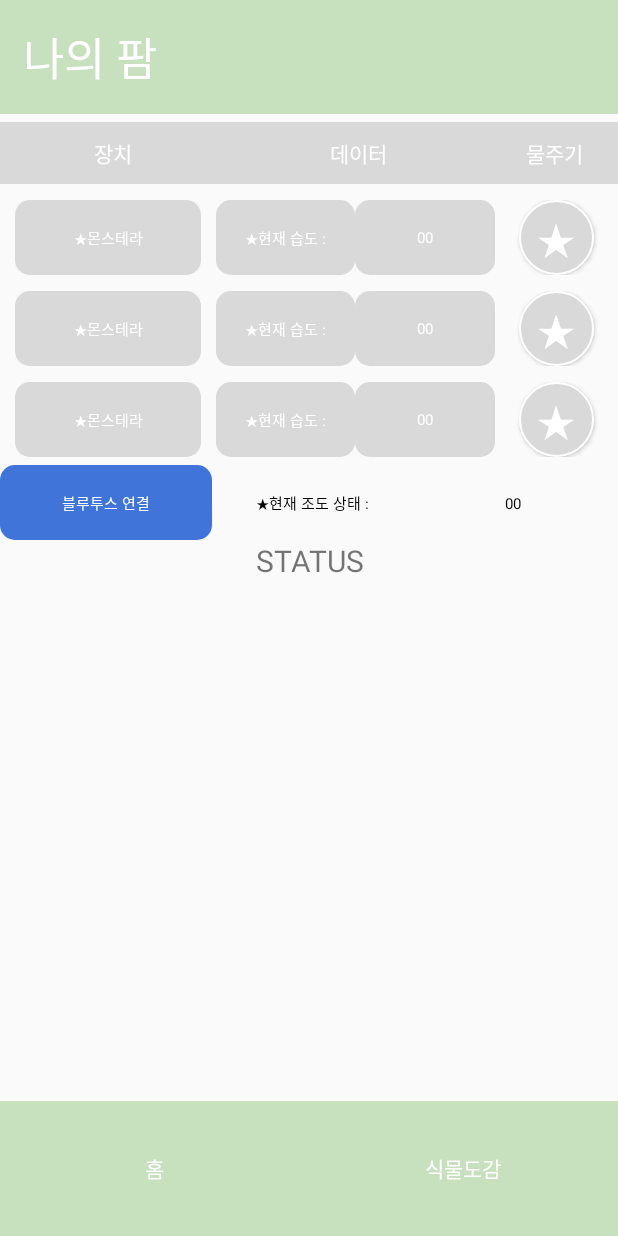
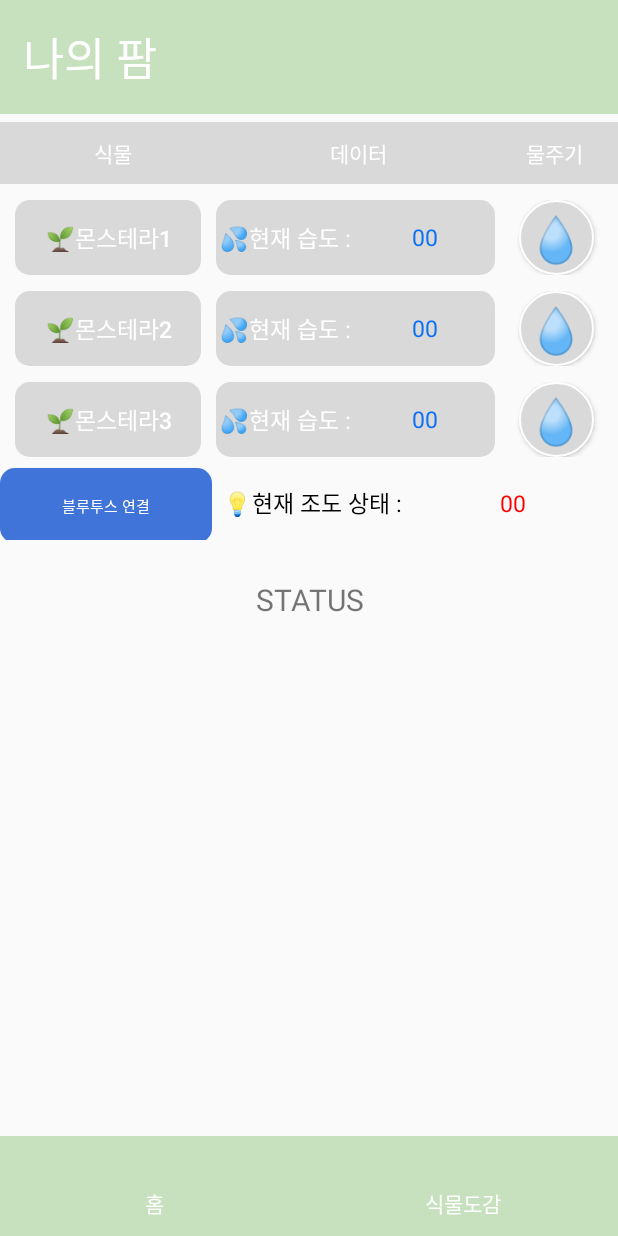
Before and after one commit to iruvzu/SmartFarm, an Android app: the screen it shows after launch (MainActivity), on a phone screen of 412 x 824 dp. Run offline under Robolectric (Android 15) with nearby library versions, the phone set to English and light mode, and no system bars.

Commit message:
[선주] 최종본 전송

```diff
--- /dev/null
+++ b/app/src/main/res/drawable/leftround.xml
@@ -0,0 +1,9 @@
+<?xml version="1.0" encoding="utf-8"?>
+<shape xmlns:android="http://schemas.android.com/apk/res/android">
+    <solid android:color="#D9D9D9"/>
+    <corners
+        android:topLeftRadius="0dp"
+        android:topRightRadius="10dp"
+        android:bottomLeftRadius="0dp"
+        android:bottomRightRadius="10dp"/>
+</shape>
--- /dev/null
+++ b/app/src/main/res/drawable/rightround.xml
@@ -0,0 +1,9 @@
+<?xml version="1.0" encoding="utf-8"?>
+<shape xmlns:android="http://schemas.android.com/apk/res/android">
+    <solid android:color="#D9D9D9"/>
+    <corners
+        android:topLeftRadius="10dp"
+        android:topRightRadius="0dp"
+        android:bottomLeftRadius="10dp"
+        android:bottomRightRadius="0dp"/>
+</shape>
--- a/app/src/main/res/layout/activity_main.xml
+++ b/app/src/main/res/layout/activity_main.xml
@@ -31,7 +31,7 @@
             android:layout_weight="2"
             android:textColor="#FFFFFF"
             android:textAlignment="center"
-            android:text="장치"/>
+            android:text="식물"/>
 
         <TextView
             android:layout_width="0dp"
@@ -71,9 +71,9 @@
                 android:layout_weight="1"
                 android:background="@drawable/round"
                 android:gravity="center_vertical|center"
-                android:text="★몬스테라"
+                android:text="🌱몬스테라1"
                 android:textColor="#FFFFFF"
-                android:textSize="10dp" />
+                android:textSize="15dp" />
 
         </LinearLayout>
 
@@ -88,20 +88,20 @@
                 android:layout_width="0dp"
                 android:layout_height="50dp"
                 android:layout_weight="1"
-                android:background="@drawable/round"
-                android:textSize="10dp"
+                android:background="@drawable/rightround"
+                android:textSize="15dp"
                 android:textColor="#FFFFFF"
                 android:gravity="center_vertical|center"
-                android:text="★현재 습도 :"/>
+                android:text="💦현재 습도 :"/>
 
             <TextView
                 android:id="@+id/plantmoisture1"
                 android:layout_width="0dp"
                 android:layout_height="50dp"
                 android:layout_weight="1"
-                android:background="@drawable/round"
-                android:textSize="10dp"
-                android:textColor="#FFFFFF"
+                android:background="@drawable/leftround"
+                android:textSize="15dp"
+                android:textColor="#0C70F2"
                 android:gravity="center_vertical|center"
                 android:text="00"/>
 
@@ -125,7 +125,7 @@
                 android:textColor="#FFFFFF"
                 android:onClick="onClickButtonSend1"
                 android:gravity="center_vertical|center"
-                android:text="★" />
+                android:text="💧" />
 
         </LinearLayout>
 
@@ -148,10 +148,10 @@
                 android:layout_width="match_parent"
                 android:layout_height="50dp"
                 android:background="@drawable/round"
-                android:textSize="10dp"
+                android:textSize="15dp"
                 android:textColor="#FFFFFF"
                 android:gravity="center_vertical|center"
-                android:text="★몬스테라"/>
+                android:text="🌱몬스테라2"/>
 
         </LinearLayout>
 
@@ -166,20 +166,20 @@
                 android:layout_width="0dp"
                 android:layout_height="50dp"
                 android:layout_weight="1"
-                android:background="@drawable/round"
-                android:textSize="10dp"
+                android:background="@drawable/rightround"
+                android:textSize="15dp"
                 android:textColor="#FFFFFF"
                 android:gravity="center_vertical|center"
-                android:text="★현재 습도 :"/>
+                android:text="💦현재 습도 :"/>
 
             <TextView
                 android:id="@+id/plantmoisture2"
                 android:layout_width="0dp"
                 android:layout_height="50dp"
                 android:layout_weight="1"
-                android:background="@drawable/round"
-                android:textSize="10dp"
-                android:textColor="#FFFFFF"
+                android:background="@drawable/leftround"
+                android:textSize="15dp"
+                android:textColor="#0C70F2"
                 android:gravity="center_vertical|center"
                 android:text="00"/>
 
@@ -202,7 +202,7 @@
                 android:textColor="#FFFFFF"
                 android:onClick="onClickButtonSend2"
                 android:gravity="center_vertical|center"
-                android:text="★" />
+                android:text="💧" />
 
         </LinearLayout>
 
@@ -225,10 +225,10 @@
                 android:layout_width="match_parent"
                 android:layout_height="50dp"
                 android:background="@drawable/round"
-                android:textSize="10dp"
+                android:textSize="15dp"
                 android:textColor="#FFFFFF"
                 android:gravity="center_vertical|center"
-                android:text="★몬스테라"/>
+                android:text="🌱몬스테라3"/>
 
         </LinearLayout>
 
@@ -243,20 +243,20 @@
                 android:layout_width="0dp"
                 android:layout_height="50dp"
                 android:layout_weight="1"
-                android:background="@drawable/round"
-                android:textSize="10dp"
+                android:background="@drawable/rightround"
+                android:textSize="15dp"
                 android:textColor="#FFFFFF"
                 android:gravity="center_vertical|center"
-                android:text="★현재 습도 :"/>
+                android:text="💦현재 습도 :"/>
 
             <TextView
                 android:id="@+id/plantmoisture3"
                 android:layout_width="0dp"
                 android:layout_height="50dp"
                 android:layout_weight="1"
-                android:background="@drawable/round"
-                android:textSize="10dp"
-                android:textColor="#FFFFFF"
+                android:background="@drawable/leftround"
+                android:textSize="15dp"
+                android:textColor="#0C70F2"
                 android:gravity="center_vertical|center"
                 android:text="00"/>
 
@@ -279,7 +279,7 @@
                 android:textColor="#FFFFFF"
                 android:onClick="onClickButtonSend3"
                 android:gravity="center_vertical|center"
-                android:text="★" />
+                android:text="💧" />
 
         </LinearLayout>
 
@@ -306,9 +306,9 @@
             android:layout_height="50dp"
             android:layout_weight="1"
             android:gravity="center_vertical|center"
-            android:text="★현재 조도 상태 :"
+            android:text="💡현재 조도 상태 :"
             android:textColor="#000000"
-            android:textSize="10dp" />
+            android:textSize="15dp" />
 
         <TextView
             android:id="@+id/plantbrighter"
@@ -317,14 +317,14 @@
             android:layout_weight="1"
             android:gravity="center_vertical|center"
             android:text="00"
-            android:textColor="#000000"
-            android:textSize="10dp" />
+            android:textColor="#FF0000"
+            android:textSize="15dp" />
     </LinearLayout>
 
     <TextView
         android:id="@+id/text_status"
         android:layout_width="match_parent"
-        android:layout_height="wrap_content"
+        android:layout_height="80dp"
         android:gravity="center"
         android:text="STATUS"
         android:textSize="20dp" />
@@ -332,7 +332,7 @@
     <ListView
         android:id="@+id/listview"
         android:layout_width="match_parent"
-        android:layout_height="264dp"
+        android:layout_height="317dp"
         app:layout_constraintLeft_toLeftOf="@id/btn_paired"
         app:layout_constraintRight_toRightOf="@id/btn_paired"
         app:layout_constraintTop_toBottomOf="@id/btn_paired" />
--- a/app/src/main/res/layout/activity_plant_list.xml
+++ b/app/src/main/res/layout/activity_plant_list.xml
@@ -40,7 +40,7 @@
 
     <ScrollView
         android:layout_width="match_parent"
-        android:layout_height="468dp">
+        android:layout_height="630dp">
 
         <TextView
             android:id="@+id/result"
```
Also changed, not shown: app/src/main/java/com/example/smartfarm/MainActivity.java (+102 -9 lines), app/src/main/res/drawable/farmfarm.png.
